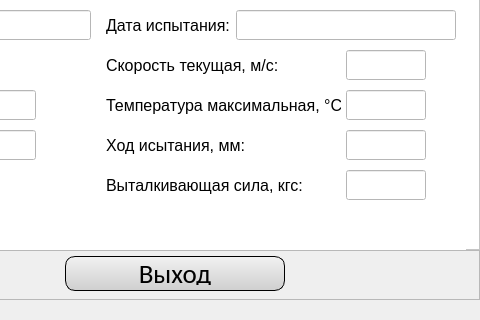
The window that ui/archive_ui.ui (Skorikof/SPG-023MK) describes before a commit, drawn with Qt 5; both pictures show x 544 to 1024 and y 620 to 940 of the 1024 by 940 pixel window.
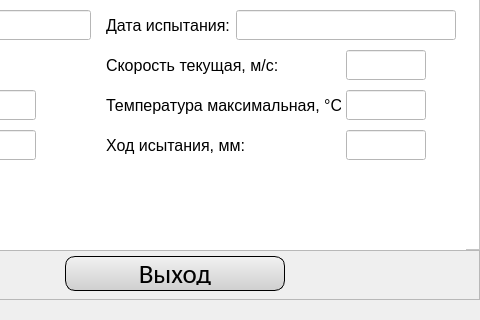
The same window after the commit. Custom widgets are drawn as their Qt base class.

What changed in the file:
```diff
--- a/ui/archive_ui.ui
+++ b/ui/archive_ui.ui
@@ -711,74 +711,6 @@
          <bool>true</bool>
         </property>
        </widget>
-       <widget class="QLabel" name="lbl_18">
-        <property name="geometry">
-         <rect>
-          <x>640</x>
-          <y>210</y>
-          <width>216</width>
-          <height>30</height>
-         </rect>
-        </property>
-        <property name="minimumSize">
-         <size>
-          <width>0</width>
-          <height>30</height>
-         </size>
-        </property>
-        <property name="maximumSize">
-         <size>
-          <width>16777215</width>
-          <height>30</height>
-         </size>
-        </property>
-        <property name="font">
-         <font>
-          <family>Arial</family>
-          <pointsize>12</pointsize>
-         </font>
-        </property>
-        <property name="text">
-         <string>Выталкивающая сила, кгс:</string>
-        </property>
-       </widget>
-       <widget class="QLineEdit" name="push_force_le">
-        <property name="geometry">
-         <rect>
-          <x>880</x>
-          <y>210</y>
-          <width>80</width>
-          <height>30</height>
-         </rect>
-        </property>
-        <property name="minimumSize">
-         <size>
-          <width>80</width>
-          <height>30</height>
-         </size>
-        </property>
-        <property name="maximumSize">
-         <size>
-          <width>80</width>
-          <height>30</height>
-         </size>
-        </property>
-        <property name="font">
-         <font>
-          <family>Arial</family>
-          <pointsize>14</pointsize>
-         </font>
-        </property>
-        <property name="text">
-         <string/>
-        </property>
-        <property name="alignment">
-         <set>Qt::AlignCenter</set>
-        </property>
-        <property name="readOnly">
-         <bool>true</bool>
-        </property>
-       </widget>
        <widget class="QLabel" name="lbl_25">
         <property name="geometry">
          <rect>
```
